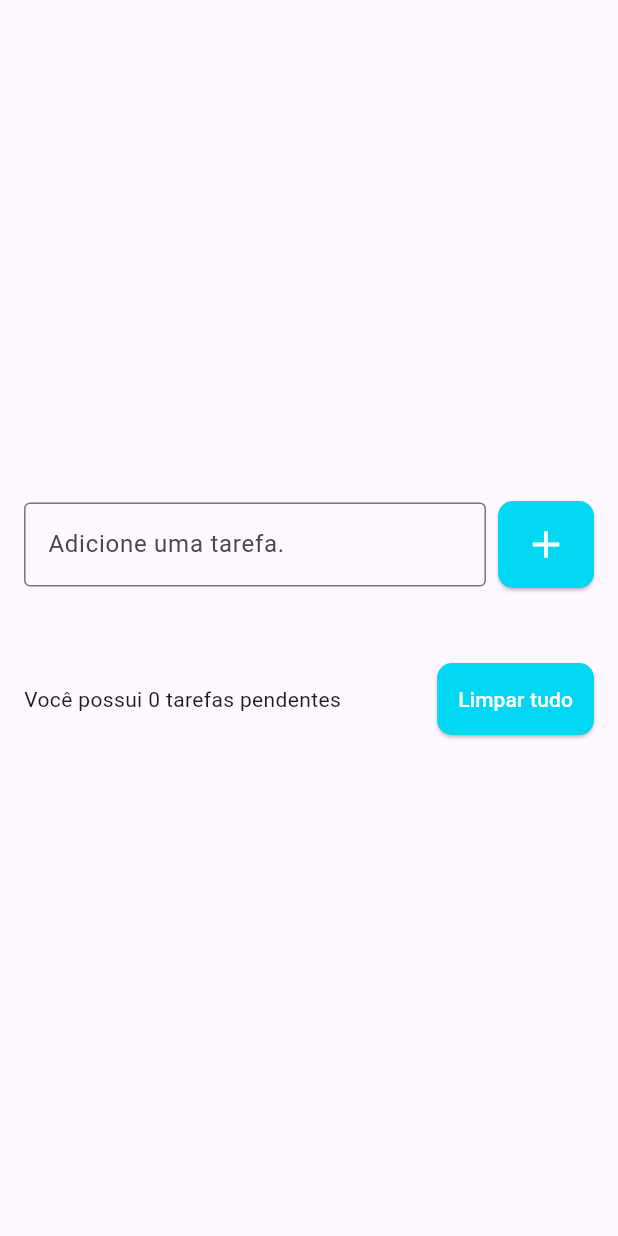
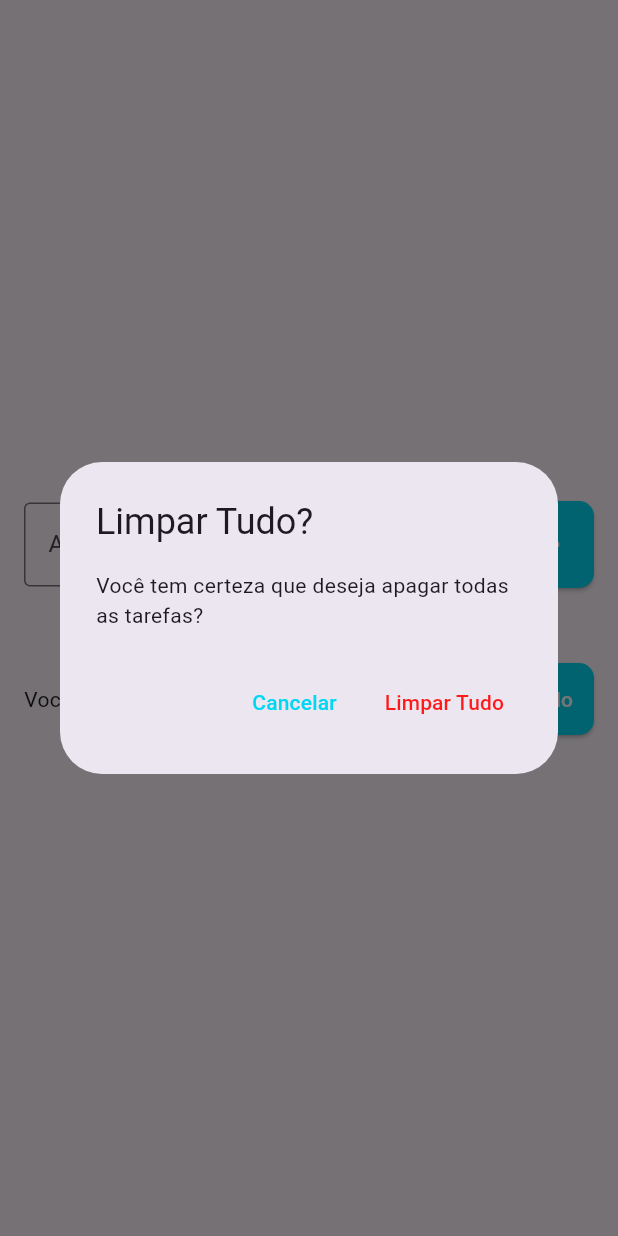
Before and after one commit to William-Schwarz/Lista-de-Tarefas, a Flutter app: the screen it shows after launch, after a tap on "Limpar tudo", on a phone screen of 412 x 824 dp. Run offline on Flutter 3.47's test engine with Material 3 defaults, Android fonts, the phone set to English and light mode, and no system bars; our stand-ins replace flutter_slidable.

```diff
--- a/lista_tarefas/lib/pages/todo_list_page.dart
+++ b/lista_tarefas/lib/pages/todo_list_page.dart
@@ -13,6 +13,8 @@ class _ListaTarefasPageState extends State<ListaTarefasPage> {
   final TextEditingController todoController = TextEditingController();
 
   List<Todo> todos = [];
+  Todo? deletedTodo;
+  int? deletedTodoPos;
 
   @override
   Widget build(BuildContext context) {
@@ -98,9 +100,7 @@ class _ListaTarefasPageState extends State<ListaTarefasPage> {
                     ),
                     ElevatedButton(
                       onPressed: () {
-                        setState(() {
-                          todos.clear();
-                        });
+                        showDeleteTodosConfirmationDialog(); // Correção aqui
                       },
                       style: ElevatedButton.styleFrom(
                         shape: RoundedRectangleBorder(
@@ -125,8 +125,73 @@ class _ListaTarefasPageState extends State<ListaTarefasPage> {
   }
 
   void onDelete(Todo todo) {
+    deletedTodo = todo;
+    deletedTodoPos = todos.indexOf(todo);
+
     setState(() {
       todos.remove(todo);
     });
+
+    ScaffoldMessenger.of(context).clearSnackBars();
+    ScaffoldMessenger.of(context).showSnackBar(
+      SnackBar(
+        content: Text(
+          'Tarefa ${todo.title} foi removida com sucesso!',
+          style: const TextStyle(
+            color: Color(0xff00d7f3),
+          ),
+        ),
+        backgroundColor: const Color.fromARGB(255, 255, 25, 25),
+        action: SnackBarAction(
+          label: 'Desfazer',
+          onPressed: () {
+            setState(
+              () {
+                todos.insert(deletedTodoPos!, deletedTodo!);
+              },
+            );
+          },
+        ),
+        duration: const Duration(seconds: 5),
+      ),
+    );
+  }
+
+  void showDeleteTodosConfirmationDialog() {
+    showDialog(
+      context: context,
+      builder: (context) => AlertDialog(
+        title: const Text('Limpar Tudo?'),
+        content:
+            const Text('Você tem certeza que deseja apagar todas as tarefas?'),
+        actions: [
+          TextButton(
+            onPressed: () {
+              Navigator.of(context).pop();
+            },
+            style: TextButton.styleFrom(
+              foregroundColor: const Color(0xff00d7f3),
+            ),
+            child: const Text('Cancelar'),
+          ),
+          TextButton(
+            onPressed: () {
+              Navigator.of(context).pop();
+              deleteAllTodos();
+            },
+            style: TextButton.styleFrom(
+              foregroundColor: const Color.fromARGB(255, 255, 25, 25),
+            ),
+            child: const Text('Limpar Tudo'),
+          ),
+        ],
+      ),
+    );
+  }
+
+  void deleteAllTodos() {
+    setState(() {
+      todos.clear();
+    });
   }
 }
```
